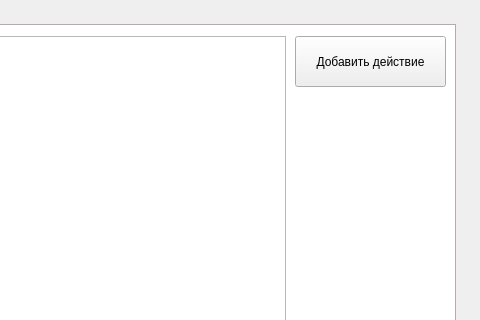
Old version of the form mainwindow.ui in the repository Near8954/library_system; both pictures show x 877 to 1357 and y 0 to 320 of the 1357 by 703 pixel window.
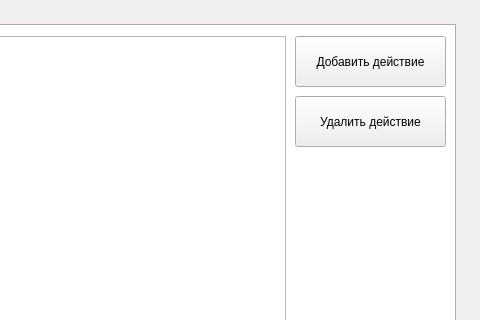
New version of the form.

What changed in the file:
```diff
--- a/mainwindow.ui
+++ b/mainwindow.ui
@@ -102,6 +102,25 @@
        <bool>true</bool>
       </property>
      </widget>
+     <widget class="QPushButton" name="delete_operation">
+      <property name="geometry">
+       <rect>
+        <x>1170</x>
+        <y>70</y>
+        <width>151</width>
+        <height>51</height>
+       </rect>
+      </property>
+      <property name="sizePolicy">
+       <sizepolicy hsizetype="Expanding" vsizetype="Expanding">
+        <horstretch>0</horstretch>
+        <verstretch>0</verstretch>
+       </sizepolicy>
+      </property>
+      <property name="text">
+       <string>Удалить действие</string>
+      </property>
+     </widget>
     </widget>
     <widget class="QWidget" name="tab_2">
      <attribute name="title">
```
